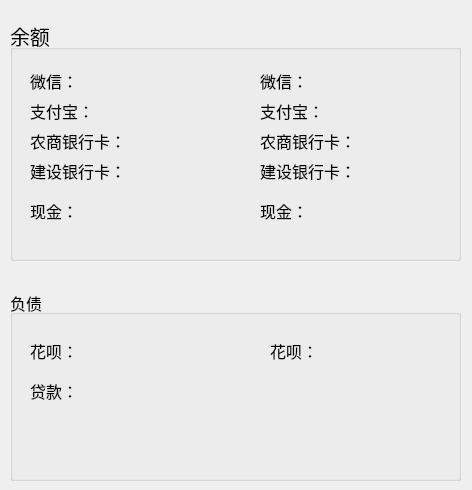
GWhoney/MyBank, file yu_e.ui: the form before one commit.
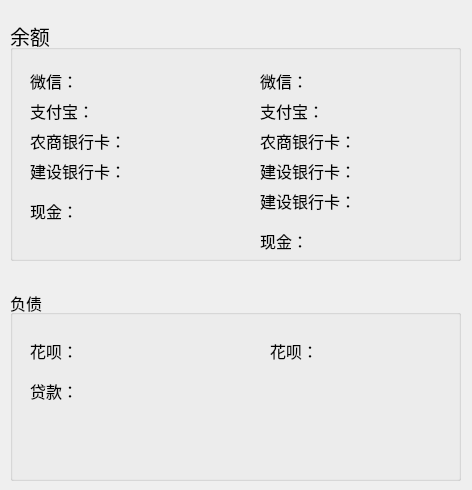
The form after the commit.

```diff
--- a/yu_e.ui
+++ b/yu_e.ui
@@ -183,7 +183,7 @@
     <property name="geometry">
      <rect>
       <x>250</x>
-      <y>180</y>
+      <y>210</y>
       <width>61</width>
       <height>21</height>
      </rect>
@@ -395,6 +395,24 @@
      <string/>
     </property>
    </widget>
+   <widget class="QLabel" name="label_8">
+    <property name="geometry">
+     <rect>
+      <x>250</x>
+      <y>170</y>
+      <width>121</width>
+      <height>21</height>
+     </rect>
+    </property>
+    <property name="font">
+     <font>
+      <pointsize>12</pointsize>
+     </font>
+    </property>
+    <property name="text">
+     <string>建设银行卡：</string>
+    </property>
+   </widget>
   </widget>
   <widget class="QGroupBox" name="Baby_HuaBei">
    <property name="geometry">
```
